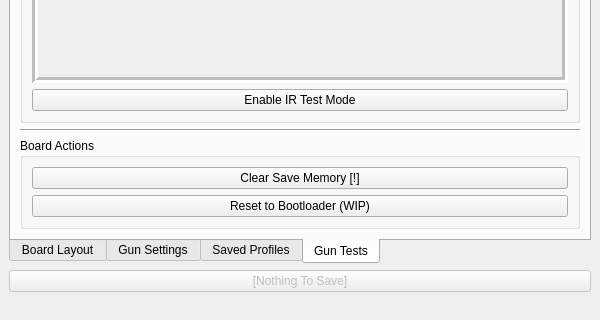
First picture: the form in guiwindow.ui, repository TeamOpenFIRE/OpenFIRE-App, before the edit; both pictures show x 0 to 600 and y 630 to 950 of the 600 by 950 pixel window.
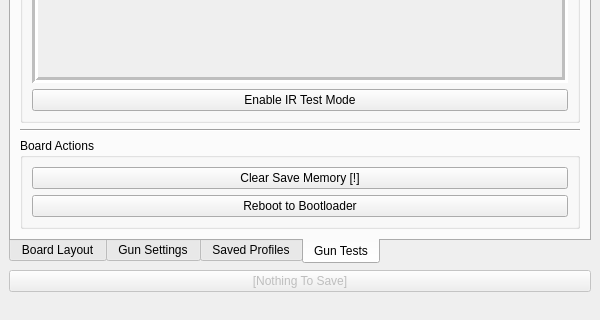
Second picture: the form after the edit. The open tabs and pages were chosen to show the change.

```diff
--- a/guiwindow.ui
+++ b/guiwindow.ui
@@ -1296,7 +1296,7 @@
               <bool>true</bool>
              </property>
              <property name="text">
-              <string>Reset to Bootloader (WIP)</string>
+              <string>Reboot to Bootloader</string>
              </property>
             </widget>
            </item>
```
Left out of the diff: 2 changed lines with no effect on the pictures.
